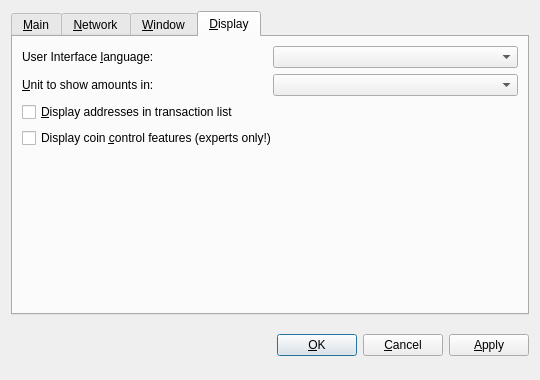
Qt form src/qt/forms/optionsdialog.ui (dragononcrypto/scashcpp) before a commit.
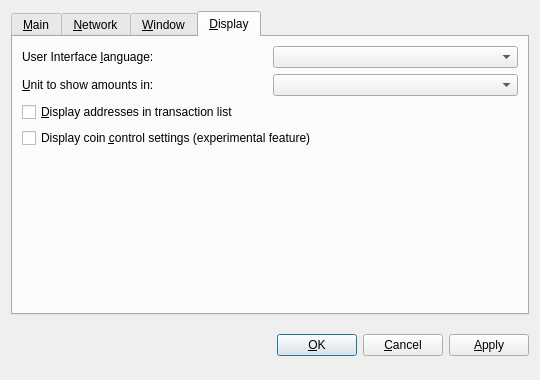
The same form after that commit. The open tabs and pages were chosen to show the change. Custom widgets are drawn as their Qt base class.

Commit message: Coin Control Feature

Diff of the .ui file:
```diff
--- a/src/qt/forms/optionsdialog.ui
+++ b/src/qt/forms/optionsdialog.ui
@@ -349,7 +349,7 @@
           <string>Whether to show coin control features or not.</string>
          </property>
          <property name="text">
-          <string>Display coin &amp;control features (experts only!)</string>
+          <string>Display coin &amp;control settings (experimental feature)</string>
          </property>
         </widget>
        </item>
```
Left out of the diff: 5 changed lines with no effect on the pictures. The commit also changes 23 other files.
